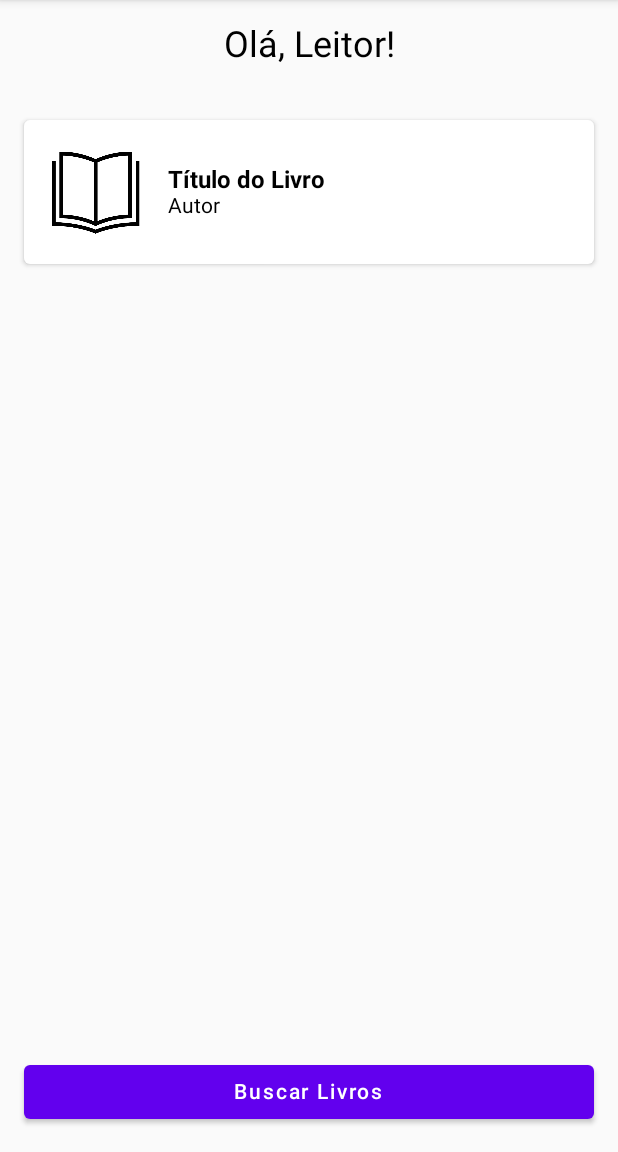
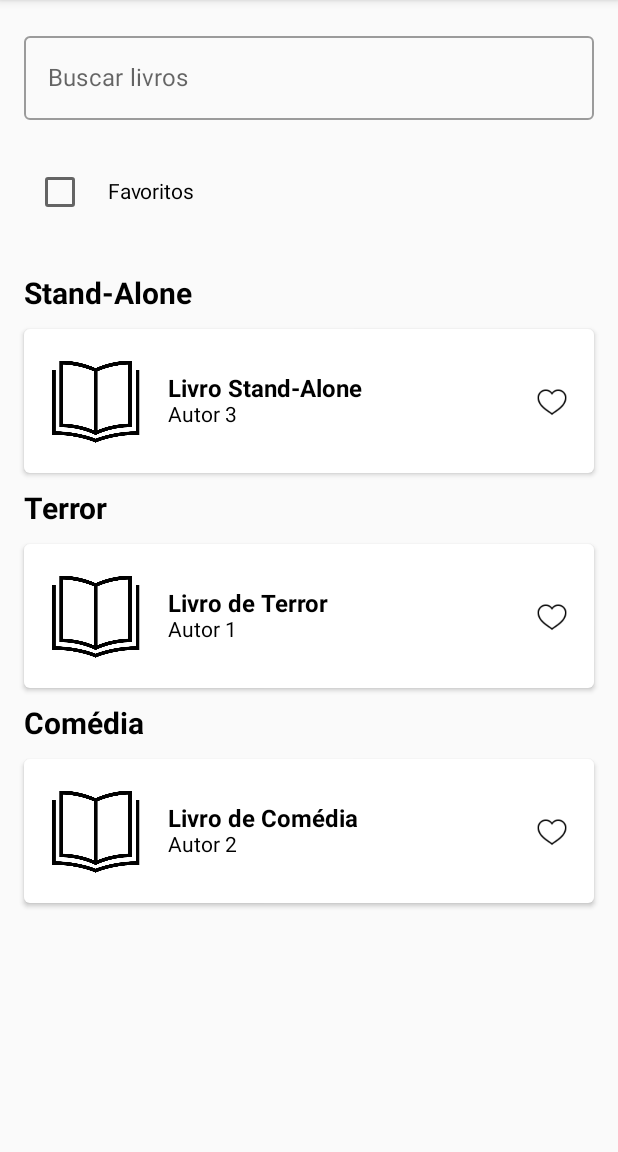
Before and after one commit to jandersonsiqueira/read-sync-mobile, an Android app built with Jetpack Compose: the TelaPrincipalLeitor screen opened directly, with no data from a screen before it, on a phone screen of 412 x 824 dp, the part 84-1236 px from its top. Run offline under Robolectric (Android 15) with nearby library versions, the phone set to English and light mode, and no system bars.

Commit message:
Ajustando as telas de Leitor e alguns arquivos gerais

```diff
--- a/androidApp/src/main/java/com/example/readsync2/android/TelaPrincipalLeitor.kt
+++ /dev/null
@@ -1,106 +0,0 @@
-package com.example.readsync
-
-import android.os.Bundle
-import androidx.activity.ComponentActivity
-import androidx.activity.compose.setContent
-import androidx.compose.foundation.layout.*
-import androidx.compose.material.*
-import androidx.compose.runtime.*
-import androidx.compose.ui.Alignment
-import androidx.compose.ui.Modifier
-import androidx.compose.ui.tooling.preview.Preview
-import androidx.compose.ui.unit.dp
-import androidx.compose.ui.unit.sp
-import androidx.compose.ui.graphics.asImageBitmap
-import androidx.compose.foundation.Image
-import androidx.compose.ui.res.painterResource
-import androidx.compose.ui.text.font.FontWeight
-import com.example.readsync2.android.R
-import androidx.compose.foundation.lazy.LazyColumn
-import androidx.compose.foundation.lazy.items
-
-class TelaPrincipalLeitor : ComponentActivity() {
-    override fun onCreate(savedInstanceState: Bundle?) {
-        super.onCreate(savedInstanceState)
-        setContent {
-            ReaderHomeScreen(context = this)
-        }
-    }
-}
-
-@Composable
-fun ReaderHomeScreen(context: TelaPrincipalLeitor) {
-    Column(
-        horizontalAlignment = Alignment.CenterHorizontally,
-        modifier = Modifier
-            .fillMaxSize()
-            .padding(16.dp)
-    ) {
-        Text(
-            text = "Olá, Leitor!",
-            fontSize = 24.sp,
-            modifier = Modifier.padding(bottom = 16.dp)
-        )
-
-        Spacer(modifier = Modifier.height(16.dp))
-
-        // Exibe um único livro com imagem
-        LivroCard(titulo = "Título do Livro", autor = "Autor")
-
-        Spacer(modifier = Modifier.weight(1f)) // Espaço vazio para o botão ficar na parte inferior
-
-        Button(
-            onClick = {
-                // TODO: Implementar a lógica para carregar livros da API
-            },
-            modifier = Modifier.fillMaxWidth()
-        ) {
-            Text("Buscar Livros")
-        }
-    }
-}
-
-@Composable
-fun LivroCard(titulo: String, autor: String) {
-    Card(
-        modifier = Modifier
-            .fillMaxWidth()
-            .padding(vertical = 4.dp),
-        elevation = 2.dp
-    ) {
-        Row(
-            modifier = Modifier
-                .fillMaxWidth()
-                .padding(16.dp),
-            verticalAlignment = Alignment.CenterVertically
-        ) {
-            Image(
-                painter = painterResource(id = R.drawable.ic_book),
-                contentDescription = "Capa do livro",
-                modifier = Modifier.size(64.dp)
-            )
-
-            Spacer(modifier = Modifier.width(16.dp))
-
-            Column(
-                modifier = Modifier.weight(1f)
-            ) {
-                Text(
-                    text = titulo,
-                    fontSize = 16.sp,
-                    fontWeight = FontWeight.Bold
-                )
-                Text(
-                    text = autor,
-                    fontSize = 14.sp
-                )
-            }
-        }
-    }
-}
-
-@Preview(showBackground = true)
-@Composable
-fun DefaultPreviewTelaPrincipalLeitor() {
-    ReaderHomeScreen(context = TelaPrincipalLeitor())
-}
--- a/androidApp/src/main/java/com/example/readsync2/android/AdminLoginActivity.kt
+++ b/androidApp/src/main/java/com/example/readsync2/android/admin/AdminLoginActivity.kt
@@ -47,7 +47,8 @@ fun AdminLoginScreen(context: AdminLoginActivity) {
             onValueChange = { codigoAcesso = it },
             label = { Text("Código de Acesso") },
             modifier = Modifier.fillMaxWidth(),
-            keyboardOptions = KeyboardOptions(keyboardType = KeyboardType.Number)
+            keyboardOptions = KeyboardOptions(keyboardType = KeyboardType.Number),
+            visualTransformation = PasswordVisualTransformation()
         )
 
         Spacer(modifier = Modifier.height(16.dp))
--- a/androidApp/src/main/java/com/example/readsync2/android/LeitorLoginActivity.kt
+++ b/androidApp/src/main/java/com/example/readsync2/android/leitor/LeitorLoginActivity.kt
@@ -78,7 +78,8 @@ fun LoginScreen(context: LeitorLoginActivity) {
             color = MaterialTheme.colors.primary,
             modifier = Modifier
                 .clickable {
-                    // TODO: Navegar para a tela de cadastro
+                    val intent = Intent(context, CadastroActivity::class.java)
+                    startActivity(context, intent, null)
                 }
                 .padding(top = 4.dp)
         )
--- /dev/null
+++ b/androidApp/src/main/java/com/example/readsync2/android/leitor/TelaPrincipalLeitor.kt
@@ -0,0 +1,168 @@
+package com.example.readsync
+
+import android.os.Bundle
+import androidx.activity.ComponentActivity
+import androidx.activity.compose.setContent
+import androidx.compose.foundation.Image
+import androidx.compose.foundation.clickable
+import androidx.compose.foundation.layout.*
+import androidx.compose.foundation.lazy.LazyColumn
+import androidx.compose.foundation.lazy.items
+import androidx.compose.material.*
+import androidx.compose.runtime.*
+import androidx.compose.ui.Alignment
+import androidx.compose.ui.Modifier
+import androidx.compose.ui.res.painterResource
+import androidx.compose.ui.text.font.FontWeight
+import androidx.compose.ui.tooling.preview.Preview
+import androidx.compose.ui.unit.dp
+import androidx.compose.ui.unit.sp
+import com.example.readsync2.android.R
+
+class TelaPrincipalLeitor : ComponentActivity() {
+    override fun onCreate(savedInstanceState: Bundle?) {
+        super.onCreate(savedInstanceState)
+        setContent {
+            ReaderHomeScreen(context = this)
+        }
+    }
+}
+
+@Composable
+fun ReaderHomeScreen(context: TelaPrincipalLeitor) {
+    var searchQuery by remember { mutableStateOf("") }
+    var showFavorites by remember { mutableStateOf(false) }
+
+    val livrosPorGenero = remember {
+        mutableStateMapOf(
+            "Terror" to listOf(
+                Livro("Livro de Terror", "Autor 1", isFavorite = false)
+            ),
+            "Comédia" to listOf(
+                Livro("Livro de Comédia", "Autor 2", isFavorite = false)
+            ),
+            "Stand-Alone" to listOf(
+                Livro("Livro Stand-Alone", "Autor 3", isFavorite = false)
+            )
+        )
+    }
+
+    val livrosFiltrados = if (showFavorites) {
+        livrosPorGenero.mapValues { entry ->
+            entry.value.filter { it.isFavorite }
+        }.filterValues { it.isNotEmpty() }
+    } else {
+        livrosPorGenero
+    }
+
+    Column(
+        modifier = Modifier
+            .fillMaxSize()
+            .padding(16.dp)
+    ) {
+        // Barra de pesquisa
+        OutlinedTextField(
+            value = searchQuery,
+            onValueChange = { searchQuery = it },
+            label = { Text("Buscar livros") },
+            modifier = Modifier.fillMaxWidth()
+        )
+
+        Spacer(modifier = Modifier.height(16.dp))
+
+        Row(
+            verticalAlignment = Alignment.CenterVertically,
+            modifier = Modifier.padding(vertical = 8.dp)
+        ) {
+            Checkbox(
+                checked = showFavorites,
+                onCheckedChange = { showFavorites = it }
+            )
+            Text(text = "Favoritos", modifier = Modifier.padding(start = 8.dp))
+        }
+
+        Spacer(modifier = Modifier.height(16.dp))
+
+        LazyColumn(modifier = Modifier.fillMaxSize()) {
+            livrosFiltrados.forEach { (genero, livros) ->
+                item {
+                    Text(
+                        text = genero,
+                        fontSize = 20.sp,
+                        fontWeight = FontWeight.Bold,
+                        modifier = Modifier.padding(vertical = 8.dp)
+                    )
+                }
+                items(livros) { livro ->
+                    LivroCard(livro = livro) { updatedBook ->
+                        val updatedList = livrosPorGenero[genero]?.map {
+                            if (it.titulo == updatedBook.titulo) updatedBook else it
+                        } ?: listOf()
+                        livrosPorGenero[genero] = updatedList
+                    }
+                }
+            }
+        }
+    }
+}
+
+@Composable
+fun LivroCard(livro: Livro, onFavoriteClick: (Livro) -> Unit) {
+    Card(
+        modifier = Modifier
+            .fillMaxWidth()
+            .padding(vertical = 4.dp),
+        elevation = 2.dp
+    ) {
+        Row(
+            modifier = Modifier
+                .fillMaxWidth()
+                .padding(16.dp),
+            verticalAlignment = Alignment.CenterVertically
+        ) {
+            Image(
+                painter = painterResource(id = R.drawable.ic_book),
+                contentDescription = "Capa do livro",
+                modifier = Modifier.size(64.dp)
+            )
+
+            Spacer(modifier = Modifier.width(16.dp))
+
+            Column(
+                modifier = Modifier.weight(1f)
+            ) {
+                Text(
+                    text = livro.titulo,
+                    fontSize = 16.sp,
+                    fontWeight = FontWeight.Bold
+                )
+                Text(
+                    text = livro.autor,
+                    fontSize = 14.sp
+                )
+            }
+
+            Spacer(modifier = Modifier.width(16.dp))
+
+            Image(
+                painter = painterResource(
+                    id = if (livro.isFavorite) R.drawable.ic_favorite_outline else R.drawable.ic_favorite_filled
+                ),
+                contentDescription = "Favoritar livro",
+                modifier = Modifier
+                    .size(24.dp)
+                    .clickable {
+                        onFavoriteClick(livro.copy(isFavorite = !livro.isFavorite))
+                    }
+            )
+        }
+    }
+}
+
+data class Livro(val titulo: String, val autor: String, var isFavorite: Boolean)
+
+@Preview(showBackground = true)
+@Composable
+fun DefaultPreviewTelaPrincipalLeitor() {
+    ReaderHomeScreen(context = TelaPrincipalLeitor())
+}
```
Also changed, not shown: androidApp/src/main/AndroidManifest.xml (+7 -3 lines), androidApp/src/main/java/com/example/readsync2/android/MainActivity.kt (+10 -9 lines), androidApp/src/main/java/com/example/readsync2/android/leitor/CadastroActivity.kt (added, +104 -0 lines), androidApp/src/main/java/com/example/readsync2/android/admin/TelaPrincipalAdmin.kt (renamed from androidApp/src/main/java/com/example/readsync2/android/TelaPrincipalAdmin.kt), androidApp/src/main/res/drawable/ic_favorite_filled.png (added), androidApp/src/main/res/drawable/ic_favorite_outline.png (added).
